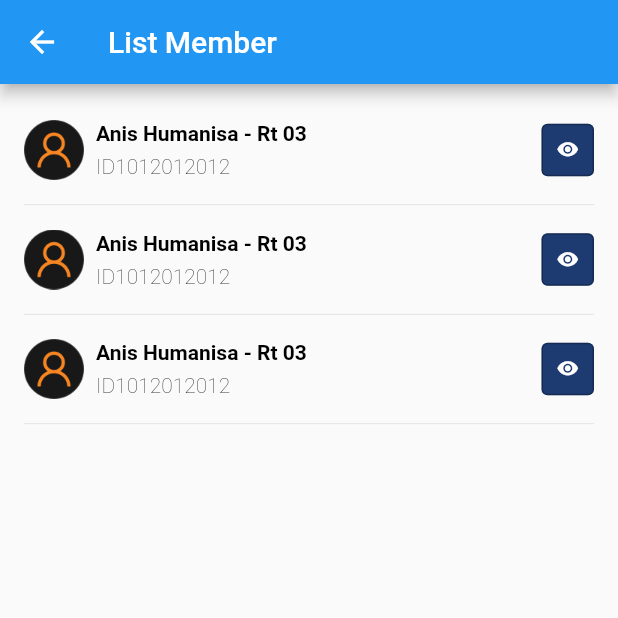
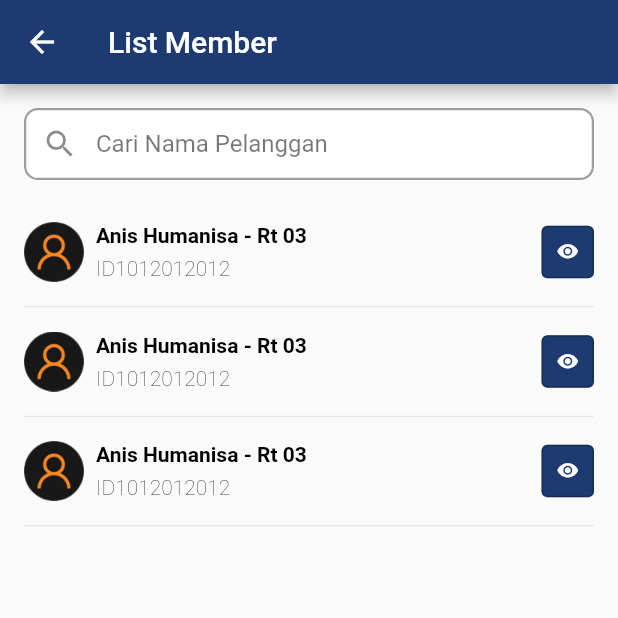
Before and after one commit to anishumanisa/wasser_app_mobile, a Flutter app: the MemberPaymentPage screen opened directly, on a phone screen of 412 x 824 dp, the top half of it. Run offline on Flutter 3.47's test engine with Material 2 defaults, Android fonts, the light colour scheme and no system bars; our stand-ins replace cached_network_image, carousel_slider, custom_navigation_bar, flutter_screenutil; missing offline and left inert: qr_code_scanner; network calls fail; statements that could not run were skipped.

Commit message:
update member page

```diff
--- a/lib/navigator/routes.dart
+++ b/lib/navigator/routes.dart
@@ -5,7 +5,8 @@ import 'package:wasser_app/ui/pages/complain/complain_page.dart';
 import 'package:wasser_app/ui/pages/login/login_page.dart';
 import 'package:wasser_app/ui/pages/main/main_page.dart';
 import 'package:wasser_app/ui/pages/payment_detail/payment_confirm_page.dart';
-import 'package:wasser_app/ui/pages/payment_detail/payment_receipt.dart';
+import 'package:wasser_app/ui/pages/payment_detail/payment_invoice.dart';
+
 import 'package:wasser_app/ui/pages/register/register_page.dart';
 
 class Routes {
--- a/lib/ui/pages/main/main_page.dart
+++ b/lib/ui/pages/main/main_page.dart
@@ -2,6 +2,7 @@ import 'package:custom_navigation_bar/custom_navigation_bar.dart';
 import 'package:flutter/material.dart';
 import 'package:wasser_app/ui/pages/home/home_page.dart';
 import 'package:wasser_app/ui/pages/input_meter/input_meter_page.dart';
+import 'package:wasser_app/ui/pages/payment/member_payment_page.dart';
 import 'package:wasser_app/ui/pages/payment_detail/payment_confirm_page.dart';
 import 'package:wasser_app/ui/pages/transaction/Transaction_List.dart';
 
@@ -20,7 +21,7 @@ class _MainPageState extends State<MainPage> {
     const HomePage(),
     const TransactionListPages(),
     const InputMeterPage(),
-    const PaymentConfirmPage()
+    const MemberPaymentPage()
   ];
   late PageController _pageController;
   @override
--- a/lib/ui/pages/payment/member_payment_page.dart
+++ b/lib/ui/pages/payment/member_payment_page.dart
@@ -1,4 +1,5 @@
 import 'package:flutter/material.dart';
+import 'package:flutter_screenutil/flutter_screenutil.dart';
 
 class MemberPaymentPage extends StatefulWidget {
   const MemberPaymentPage({Key? key}) : super(key: key);
@@ -12,13 +13,48 @@ class _MemberPaymentPageState extends State<MemberPaymentPage> {
   Widget build(BuildContext context) {
     return Scaffold(
       appBar: AppBar(
+        backgroundColor: Color(0xff1D3A71),
         title: const Text("List Member"),
       ),
       body: SingleChildScrollView(
-        padding: const EdgeInsets.symmetric(horizontal: 16, vertical: 8),
+        padding: const EdgeInsets.symmetric(horizontal: 16, vertical: 16),
         physics: ScrollPhysics(),
         scrollDirection: Axis.vertical,
-        child: ListView.builder(
+        child: Column(
+          children: [
+            Builder(builder: (context) {
+              return TextFormField(
+                style: const TextStyle(color: Colors.black),
+                scrollPadding: EdgeInsets.only(bottom: 100),
+                decoration: InputDecoration(
+                  hintText: "Cari Nama Pelanggan",
+                  prefixIcon: Icon(Icons.search),
+                  hintStyle: const TextStyle(color: Colors.black54),
+                  fillColor: Colors.white,
+                  filled: true,
+                  contentPadding:
+                      EdgeInsets.symmetric(vertical: 10.w, horizontal: 10.w),
+                  border: OutlineInputBorder(
+                    borderRadius: BorderRadius.circular(8.r),
+                    borderSide: BorderSide(color: Colors.grey, width: 2.w),
+                  ),
+                  enabledBorder: OutlineInputBorder(
+                    borderRadius: BorderRadius.circular(8.r),
+                    borderSide:
+                        const BorderSide(color: Colors.grey, width: 1.5),
+                  ),
+                  focusedBorder: OutlineInputBorder(
+                    borderRadius: BorderRadius.circular(8.r),
+                    borderSide:
+                        const BorderSide(color: Colors.grey, width: 1.5),
+                  ),
+                ),
+              );
+            }),
+            SizedBox(
+              height: 12,
+            ),
+            ListView.builder(
                 shrinkWrap: true,
                 physics: const NeverScrollableScrollPhysics(),
                 itemCount: 3,
@@ -79,6 +115,8 @@ class _MemberPaymentPageState extends State<MemberPaymentPage> {
                     ],
                   );
                 }),
+          ],
+        ),
       ),
     );
   }
```
Lines whose indentation alone changed are shown as unchanged.
